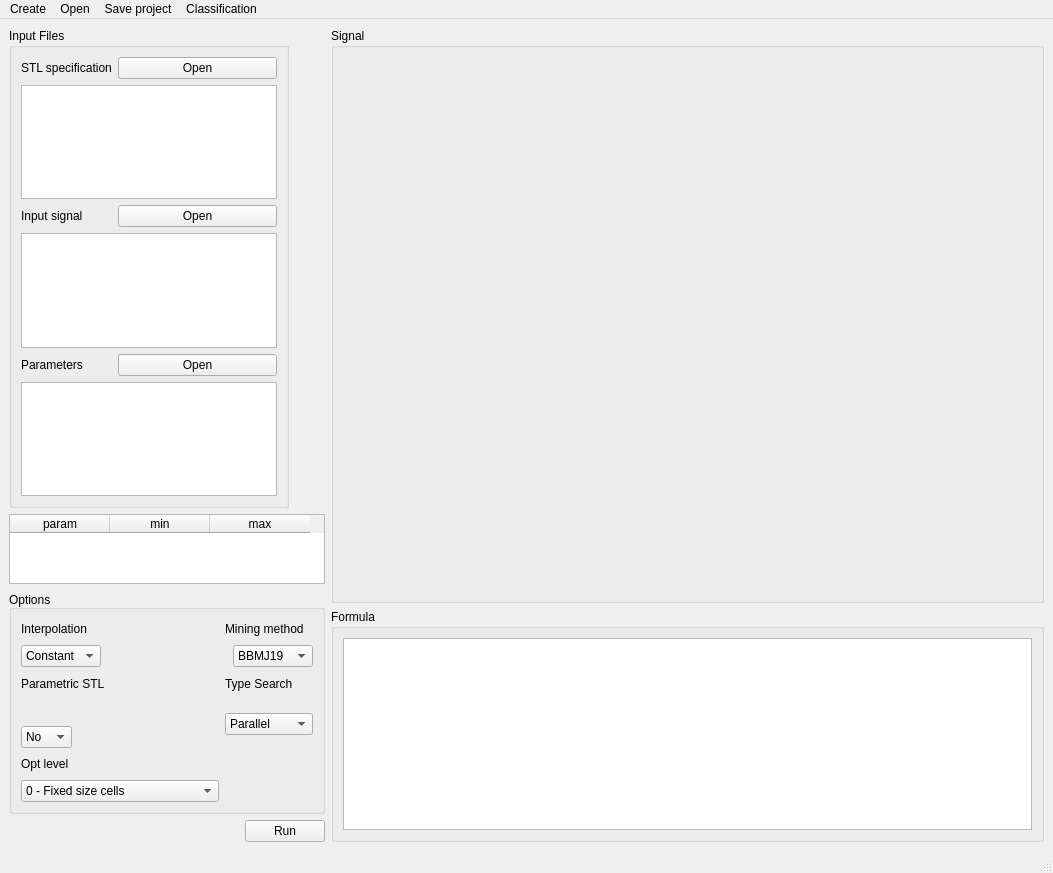
Old version of the form ParetoLib/GUI/Window.ui in the repository andcarde/MultidimensionalSearch.
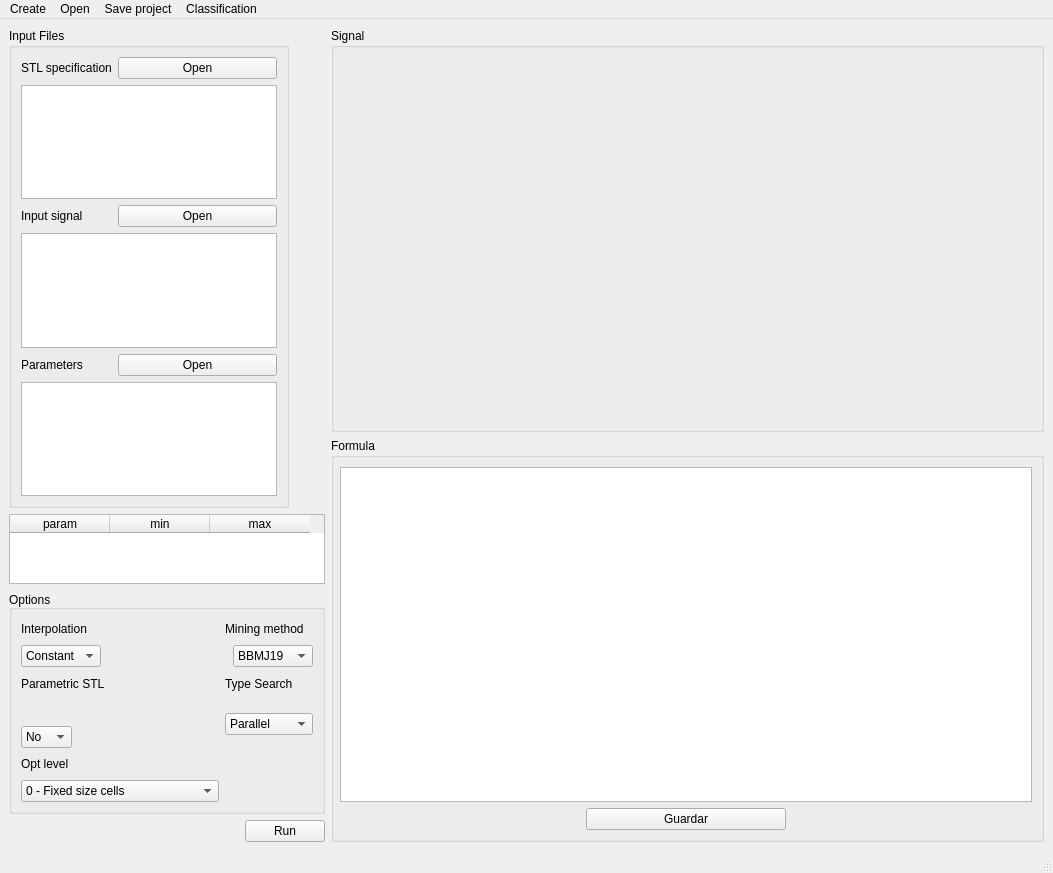
New version of the form.

```diff
--- a/ParetoLib/GUI/Window.ui
+++ b/ParetoLib/GUI/Window.ui
@@ -391,7 +391,7 @@
         </layout>
        </widget>
       </item>
-      <item alignment="Qt::AlignBottom">
+      <item>
        <widget class="QGroupBox" name="formula_groupBox">
         <property name="enabled">
          <bool>true</bool>
@@ -406,6 +406,9 @@
          <string>Formula</string>
         </property>
         <layout class="QVBoxLayout" name="verticalLayout_5">
+         <property name="leftMargin">
+          <number>6</number>
+         </property>
          <item>
           <widget class="QPlainTextEdit" name="formula_textEdit">
            <property name="enabled">
@@ -425,6 +428,29 @@
            </property>
           </widget>
          </item>
+         <item>
+          <layout class="QHBoxLayout" name="horizontalLayout_2">
+           <item>
+            <widget class="QPushButton" name="guardarFormulaButton">
+             <property name="sizePolicy">
+              <sizepolicy hsizetype="Fixed" vsizetype="Fixed">
+               <horstretch>0</horstretch>
+               <verstretch>0</verstretch>
+              </sizepolicy>
+             </property>
+             <property name="maximumSize">
+              <size>
+               <width>200</width>
+               <height>16777215</height>
+              </size>
+             </property>
+             <property name="text">
+              <string>Guardar</string>
+             </property>
+            </widget>
+           </item>
+          </layout>
+         </item>
         </layout>
        </widget>
       </item>
```
